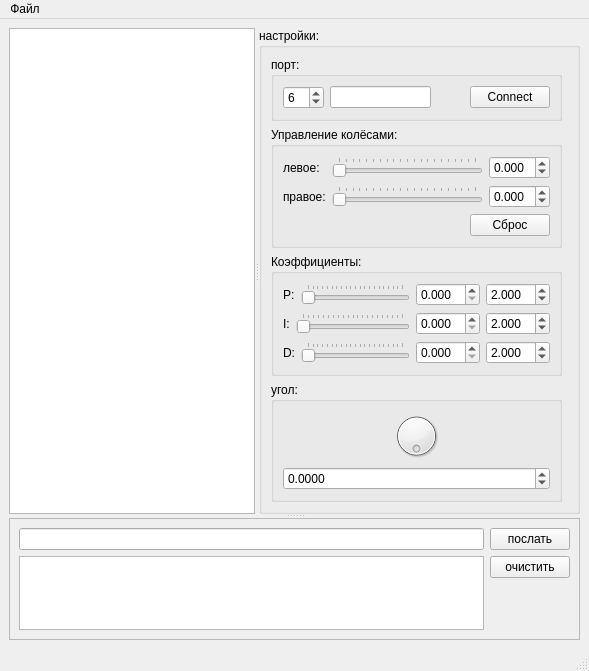
The window that python_test/interface/main_window.ui (AlexLexx706/robocar) describes before a commit, drawn with Qt 5.
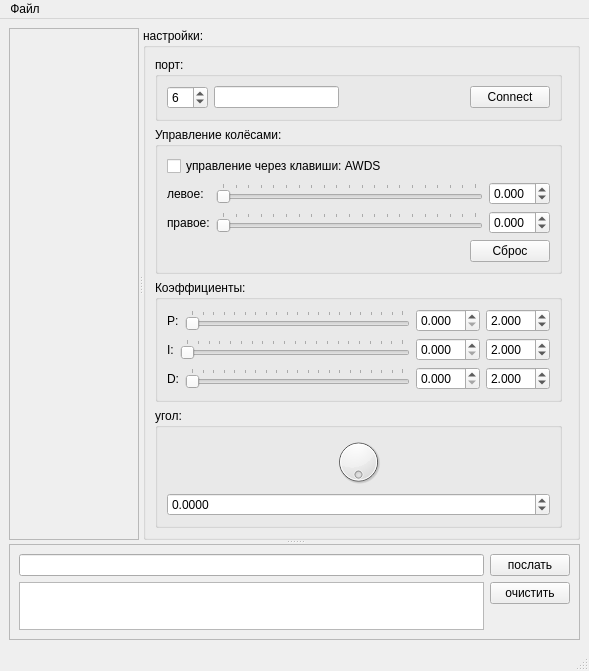
The same window after the commit.

Commit message: Добавил управление с клавиатуры, клавиши AWSD

Diff of the .ui file:
```diff
--- a/python_test/interface/main_window.ui
+++ b/python_test/interface/main_window.ui
@@ -21,18 +21,18 @@
        <enum>Qt::Vertical</enum>
       </property>
       <widget class="QSplitter" name="splitter">
-       <property name="sizePolicy">
-        <sizepolicy hsizetype="Expanding" vsizetype="Expanding">
-         <horstretch>0</horstretch>
-         <verstretch>0</verstretch>
-        </sizepolicy>
-       </property>
        <property name="orientation">
         <enum>Qt::Horizontal</enum>
        </property>
-       <widget class="QListWidget" name="listWidget">
-        <property name="contextMenuPolicy">
-         <enum>Qt::ActionsContextMenu</enum>
+       <widget class="QFrame" name="frame_keys">
+        <property name="focusPolicy">
+         <enum>Qt::StrongFocus</enum>
+        </property>
+        <property name="frameShape">
+         <enum>QFrame::StyledPanel</enum>
+        </property>
+        <property name="frameShadow">
+         <enum>QFrame::Raised</enum>
         </property>
        </widget>
        <widget class="QGroupBox" name="groupBox_settings">
@@ -46,7 +46,7 @@
             <string>Управление колёсами:</string>
            </property>
            <layout class="QGridLayout" name="gridLayout_4">
-            <item row="1" column="2">
+            <item row="2" column="2">
              <widget class="QDoubleSpinBox" name="doubleSpinBox_right_wheel">
               <property name="decimals">
                <number>3</number>
@@ -62,14 +62,14 @@
               </property>
              </widget>
             </item>
-            <item row="1" column="0">
+            <item row="2" column="0">
              <widget class="QLabel" name="label_5">
               <property name="text">
                <string>правое:</string>
               </property>
              </widget>
             </item>
-            <item row="1" column="1">
+            <item row="2" column="1">
              <widget class="QSlider" name="horizontalSlider_right_wheel">
               <property name="sizePolicy">
                <sizepolicy hsizetype="Expanding" vsizetype="Fixed">
@@ -88,7 +88,7 @@
               </property>
              </widget>
             </item>
-            <item row="0" column="1">
+            <item row="1" column="1">
              <widget class="QSlider" name="horizontalSlider_left_wheel">
               <property name="sizePolicy">
                <sizepolicy hsizetype="Expanding" vsizetype="Fixed">
@@ -107,7 +107,7 @@
               </property>
              </widget>
             </item>
-            <item row="0" column="2">
+            <item row="1" column="2">
              <widget class="QDoubleSpinBox" name="doubleSpinBox_left_wheel">
               <property name="decimals">
                <number>3</number>
@@ -123,14 +123,14 @@
               </property>
              </widget>
             </item>
-            <item row="0" column="0">
+            <item row="1" column="0">
              <widget class="QLabel" name="label_4">
               <property name="text">
                <string>левое:</string>
               </property>
              </widget>
             </item>
-            <item row="2" column="0" colspan="3">
+            <item row="3" column="0" colspan="3">
              <layout class="QHBoxLayout" name="horizontalLayout">
               <property name="topMargin">
                <number>0</number>
@@ -157,6 +157,13 @@
               </item>
              </layout>
             </item>
+            <item row="0" column="0" colspan="3">
+             <widget class="QCheckBox" name="checkBox_enable_key_controll">
+              <property name="text">
+               <string>управление через клавиши: AWDS</string>
+              </property>
+             </widget>
+            </item>
            </layout>
           </widget>
          </item>
```
The commit also changes 5 other files.
